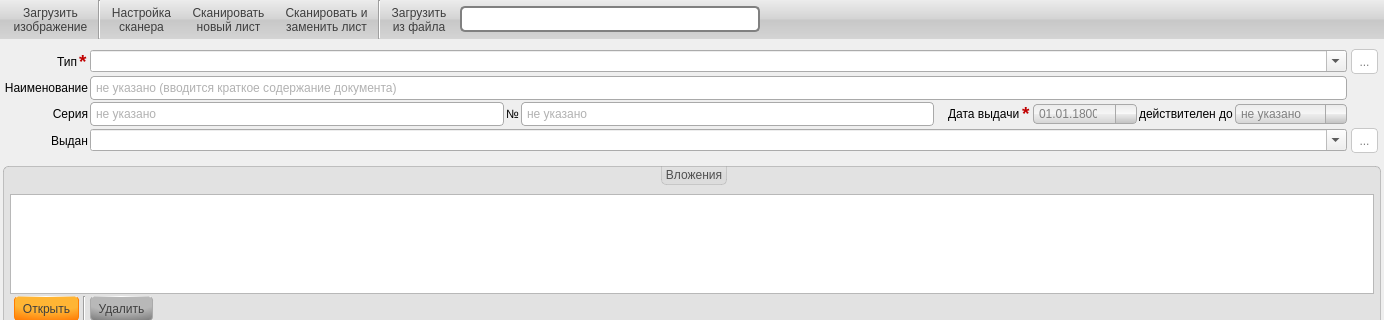
Qt form DocWidgets/widgets/electrodoc_v2.ui (Eveler/cpp_libs) before a commit; both pictures show x 0 to 1384 and y 0 to 320 of the 1384 by 673 pixel window.
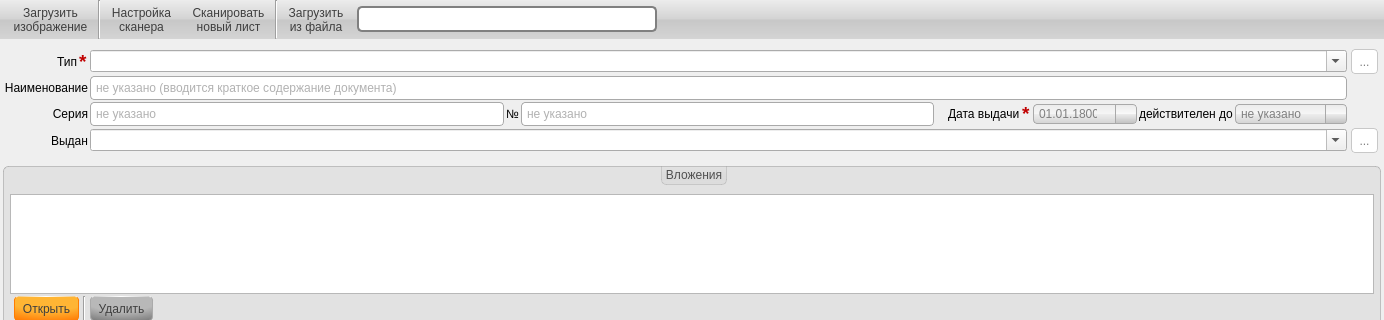
The same form after that commit. Icons and pictures are not drawn.

Diff of the .ui file:
```diff
--- a/DocWidgets/widgets/electrodoc_v2.ui
+++ b/DocWidgets/widgets/electrodoc_v2.ui
@@ -641,7 +641,7 @@
         </property>
        </widget>
       </item>
-      <item row="0" column="11">
+      <item row="0" column="10">
        <widget class="QProgressBar" name="pBar_Scan">
         <property name="minimumSize">
          <size>
@@ -673,7 +673,7 @@
         </property>
        </widget>
       </item>
-      <item row="0" column="12">
+      <item row="0" column="11">
        <spacer name="horizontalSpacer_3">
         <property name="orientation">
          <enum>Qt::Horizontal</enum>
@@ -686,7 +686,7 @@
         </property>
        </spacer>
       </item>
-      <item row="0" column="10">
+      <item row="0" column="9">
        <spacer name="horizontalSpacer_4">
         <property name="orientation">
          <enum>Qt::Horizontal</enum>
@@ -703,27 +703,13 @@
        </spacer>
       </item>
       <item row="0" column="6">
-       <widget class="QToolButton" name="tBt_ScanReplace">
-        <property name="sizePolicy">
-         <sizepolicy hsizetype="Fixed" vsizetype="Preferred">
-          <horstretch>0</horstretch>
-          <verstretch>0</verstretch>
-         </sizepolicy>
-        </property>
-        <property name="text">
-         <string>Сканировать и
-заменить лист</string>
-        </property>
-       </widget>
-      </item>
-      <item row="0" column="7">
        <widget class="Line" name="line_3">
         <property name="orientation">
          <enum>Qt::Vertical</enum>
         </property>
        </widget>
       </item>
-      <item row="0" column="8">
+      <item row="0" column="7">
        <widget class="QToolButton" name="tBt_LoadExt">
         <property name="sizePolicy">
          <sizepolicy hsizetype="Fixed" vsizetype="Preferred">
```
Left out of the diff: 21 changed lines with no effect on the pictures.
